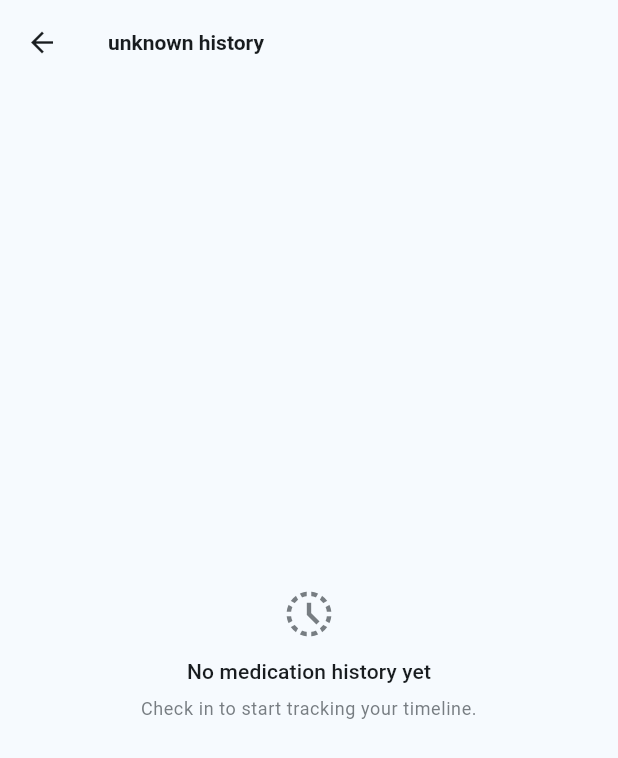
After one commit to ArgoYu/patient_tracker, a Flutter app: the MedicationTimelineScreen screen opened by its route, on a phone screen of 412 x 824 dp. The commit adds this screen. Shown: the top 758 px of the screen. Run offline on Flutter 3.47's test engine with Material 3 defaults, Android fonts, the phone set to English and light mode, and no system bars; our stand-ins replace audioplayers, confetti, flutter_markdown, flutter_secure_storage, flutter_tts, hive and 12 more; missing offline and left inert: google_mlkit_text_recognition, otp, record; accounts and stored records are empty.

Commit message:
rx sugestions update

```diff
--- a/lib/app_modules.dart
+++ b/lib/app_modules.dart
@@ -19,6 +19,7 @@ import 'package:pdf/pdf.dart' as pdf;
 import 'package:pdf/widgets.dart' as pw;
 import 'package:share_plus/share_plus.dart';
 import 'package:shared_preferences/shared_preferences.dart';
+import 'package:table_calendar/table_calendar.dart';
 import 'package:url_launcher/url_launcher.dart';
 
 import 'core/theme/app_theme.dart';
@@ -54,6 +55,7 @@ import 'features/risk_alert/risk_alert_intro.dart';
 import 'features/interpret/view/interpret_page.dart';
 import 'features/voice_chat/voice_chat_page.dart';
 import 'features/ask_ai_doctor/chat_screen.dart';
+import 'features/medications/medication_timeline_screen.dart';
 import 'features/auth/auth_gate_page.dart';
 import 'features/auth/auth_repository.dart';
 import 'features/auth/auth_service.dart';
@@ -87,3 +89,4 @@ part 'app_modules/emergency_assist_page.dart';
 part 'app_modules/chat_home_page.dart';
 part 'app_modules/my_ai_page.dart';
 part 'app_modules/account_settings_page.dart';
+part 'app_modules/medication_history_page.dart';
--- a/lib/core/routing/app_routes.dart
+++ b/lib/core/routing/app_routes.dart
@@ -2,7 +2,7 @@
 import 'package:flutter/material.dart';
 
 import '../../app_modules.dart'
-    show MessagesPage, RootShell, ChatHomePage, MyAiPage;
+    show MessagesPage, RootShell, ChatHomePage, MyAiPage, MedicationHistoryPage;
 import '../../features/onboarding/global_onboarding_screen.dart';
 import '../../features/auth/auth_gate_page.dart';
 import '../../features/auth/auth_service.dart';
@@ -11,6 +11,8 @@ import '../../features/interpret/view/interpret_page.dart';
 import '../../features/ask_ai_doctor/chat_screen.dart';
 import '../../features/timeline/timeline_page.dart';
 import '../../features/auth/two_factor_screen.dart';
+import '../../features/medications/medication_timeline_screen.dart';
+import '../../data/models/rx_medication.dart';
 
 /// Central place for route names and builders.
 class AppRoutes {
@@ -31,6 +33,8 @@ class AppRoutes {
   static const String askAiDoctorChat = AskAiDoctorChatScreen.routeName;
   static const String timelinePlanner = '/timeline-planner';
   static const String twoFactor = TwoFactorScreen.routeName;
+  static const String medicationHistory = MedicationHistoryPage.routeName;
+  static const String medicationTimeline = '/rx-timeline';
 
   static Map<String, WidgetBuilder> routes = {
     globalOnboarding: (context) {
@@ -61,6 +65,24 @@ class AppRoutes {
     interpret: (_) => const InterpretPage(),
     askAiDoctorChat: (_) => const AskAiDoctorChatScreen(),
     timelinePlanner: (_) => const TimelinePlannerPage(),
+    medicationHistory: (context) {
+      final args = ModalRoute.of(context)?.settings.arguments;
+      if (args is RxMedication) {
+        return MedicationHistoryPage(medication: args);
+      }
+      return const RootShell();
+    },
+    medicationTimeline: (context) {
+      final args = ModalRoute.of(context)?.settings.arguments;
+      if (args is MedicationTimelineArgs) {
+        return MedicationTimelineScreen(
+          medicationId: args.medicationId,
+          medicationDisplayName: args.medicationDisplayName,
+          checkIns: args.checkIns,
+        );
+      }
+      return const MedicationTimelineScreen(medicationId: 'unknown');
+    },
     ...MyAiPage.routes,
     twoFactor: (_) => const TwoFactorScreen(),
   };
--- a/lib/data/models/models.dart
+++ b/lib/data/models/models.dart
@@ -9,6 +9,7 @@ export 'meal_option.dart';
 export 'next_visit.dart';
 export 'patient_profile.dart';
 export 'rx_medication.dart';
+export 'rx_check_in.dart';
 export 'safety_plan_data.dart';
 export 'schedule_item.dart';
 export 'vital_entry.dart';
--- /dev/null
+++ b/lib/data/models/rx_check_in.dart
@@ -0,0 +1,11 @@
+// lib/data/models/rx_check_in.dart
+
+class RxCheckIn {
+  const RxCheckIn({
+    required this.timestamp,
+    required this.medicationId,
+  });
+
+  final DateTime timestamp;
+  final String medicationId;
+}
--- /dev/null
+++ b/lib/features/medications/medication_timeline_screen.dart
@@ -0,0 +1,184 @@
+// lib/features/medications/medication_timeline_screen.dart
+
+import 'dart:collection';
+
+import 'package:flutter/material.dart';
+
+import '../../core/utils/date_formats.dart';
+import '../../data/models/rx_check_in.dart';
+
+class MedicationTimelineArgs {
+  const MedicationTimelineArgs({
+    required this.medicationId,
+    this.medicationDisplayName,
+    this.checkIns = const <RxCheckIn>[],
+  });
+
+  final String medicationId;
+  final String? medicationDisplayName;
+  final List<RxCheckIn> checkIns;
+}
+
+class MedicationTimelineScreen extends StatelessWidget {
+  const MedicationTimelineScreen({
+    super.key,
+    required this.medicationId,
+    this.medicationDisplayName,
+    this.checkIns = const <RxCheckIn>[],
+  });
+
+  final String medicationId;
+  final String? medicationDisplayName;
+  final List<RxCheckIn> checkIns;
+
+  Map<DateTime, List<RxCheckIn>> _groupByDay(List<RxCheckIn> entries) {
+    final map = <DateTime, List<RxCheckIn>>{};
+    for (final entry in entries) {
+      final timestamp = entry.timestamp;
+      final dayKey = DateTime(timestamp.year, timestamp.month, timestamp.day);
+      map.putIfAbsent(dayKey, () => <RxCheckIn>[]).add(entry);
+    }
+    for (final bucket in map.values) {
+      bucket.sort((a, b) => b.timestamp.compareTo(a.timestamp));
+    }
+    final sortedKeys = map.keys.toList()..sort((a, b) => b.compareTo(a));
+    final sortedMap = LinkedHashMap<DateTime, List<RxCheckIn>>();
+    for (final key in sortedKeys) {
+      sortedMap[key] = map[key] ?? <RxCheckIn>[];
+    }
+    return sortedMap;
+  }
+
+  String _titleText() {
+    final label = medicationDisplayName ?? medicationId;
+    if (label.trim().isEmpty) {
+      return 'Medication history';
+    }
+    return '$label history';
+  }
+
+  @override
+  Widget build(BuildContext context) {
+    final sortedEntries = List<RxCheckIn>.from(checkIns)
+      ..sort((a, b) => b.timestamp.compareTo(a.timestamp));
+    final grouped = _groupByDay(sortedEntries);
+
+    return Scaffold(
+      appBar: AppBar(
+        title: Text(_titleText()),
+        backgroundColor: Colors.transparent,
+        elevation: 0,
+      ),
+      body: Padding(
+        padding: const EdgeInsets.fromLTRB(16, 12, 16, 20),
+        child: grouped.isEmpty
+            ? Center(
+                child: Padding(
+                  padding: const EdgeInsets.symmetric(horizontal: 24),
+                  child: Column(
+                    mainAxisSize: MainAxisSize.min,
+                    children: [
+                      Icon(
+                        Icons.history_toggle_off,
+                        size: 36,
+                        color: Theme.of(context)
+                            .colorScheme
+                            .onSurfaceVariant
+                            .withValues(alpha: 0.7),
+                      ),
+                      const SizedBox(height: 10),
+                      Text(
+                        'No medication history yet',
+                        style: Theme.of(context).textTheme.titleSmall,
+                        textAlign: TextAlign.center,
+                      ),
+                      const SizedBox(height: 6),
+                      Text(
+                        'Check in to start tracking your timeline.',
+                        style: Theme.of(context).textTheme.bodySmall?.copyWith(
+                              color: Theme.of(context)
+                                  .colorScheme
+                                  .onSurfaceVariant
+                                  .withValues(alpha: 0.7),
+                            ),
+                        textAlign: TextAlign.center,
+                      ),
+                    ],
+                  ),
+                ),
+              )
+            : ListView(
+                children: [
+                  for (final entry in grouped.entries) ...[
+                    Padding(
+                      padding: const EdgeInsets.only(bottom: 8, top: 6),
+                      child: Text(
+                        formatDate(entry.key),
+                        style: Theme.of(context).textTheme.labelLarge?.copyWith(
+                              color: Theme.of(context)
+                                  .colorScheme
+                                  .onSurfaceVariant
+                                  .withValues(alpha: 0.75),
+                            ),
+                      ),
+                    ),
+                    for (final checkIn in entry.value)
+                      Container(
+                        margin: const EdgeInsets.only(bottom: 10),
+                        padding: const EdgeInsets.symmetric(
+                            horizontal: 14, vertical: 10),
+                        decoration: BoxDecoration(
+                          color: Theme.of(context)
+                              .colorScheme
+                              .surfaceContainerHighest
+                              .withValues(alpha: 0.4),
+                          borderRadius: BorderRadius.circular(14),
+                        ),
+                        child: Row(
+                          children: [
+                            Icon(
+                              Icons.check_circle_rounded,
+                              size: 18,
+                              color: Theme.of(context)
+                                  .colorScheme
+                                  .primary
+                                  .withValues(alpha: 0.6),
+                            ),
+                            const SizedBox(width: 10),
+                            Expanded(
+                              child: Column(
+                                crossAxisAlignment: CrossAxisAlignment.start,
+                                children: [
+                                  Text(
+                                    formatTime(checkIn.timestamp),
+                                    style: Theme.of(context)
+                                        .textTheme
+                                        .titleSmall
+                                        ?.copyWith(fontWeight: FontWeight.w600),
+                                  ),
+                                  const SizedBox(height: 2),
+                                  Text(
+                                    'Checked in',
+                                    style: Theme.of(context)
+                                        .textTheme
+                                        .bodySmall
+                                        ?.copyWith(
+                                          color: Theme.of(context)
+                                              .colorScheme
+                                              .onSurfaceVariant
+                                              .withValues(alpha: 0.75),
+                                        ),
+                                  ),
+                                ],
+                              ),
+                            ),
+                          ],
+                        ),
+                      ),
+                  ],
+                ],
+              ),
+      ),
+    );
+  }
+}
--- a/pubspec.yaml
+++ b/pubspec.yaml
@@ -38,6 +38,7 @@ dependencies:
   uuid: ^4.4.0
   flutter_markdown: ^0.6.18
   cupertino_icons: ^1.0.6
+  table_calendar: ^3.1.2
 
 dev_dependencies:
   flutter_test:
```
Also changed, not shown: lib/app_modules/medication_history_page.dart (added, +318 -0 lines), lib/app_modules/rx_suggestions_page.dart (+54 -33 lines), pubspec.lock.
